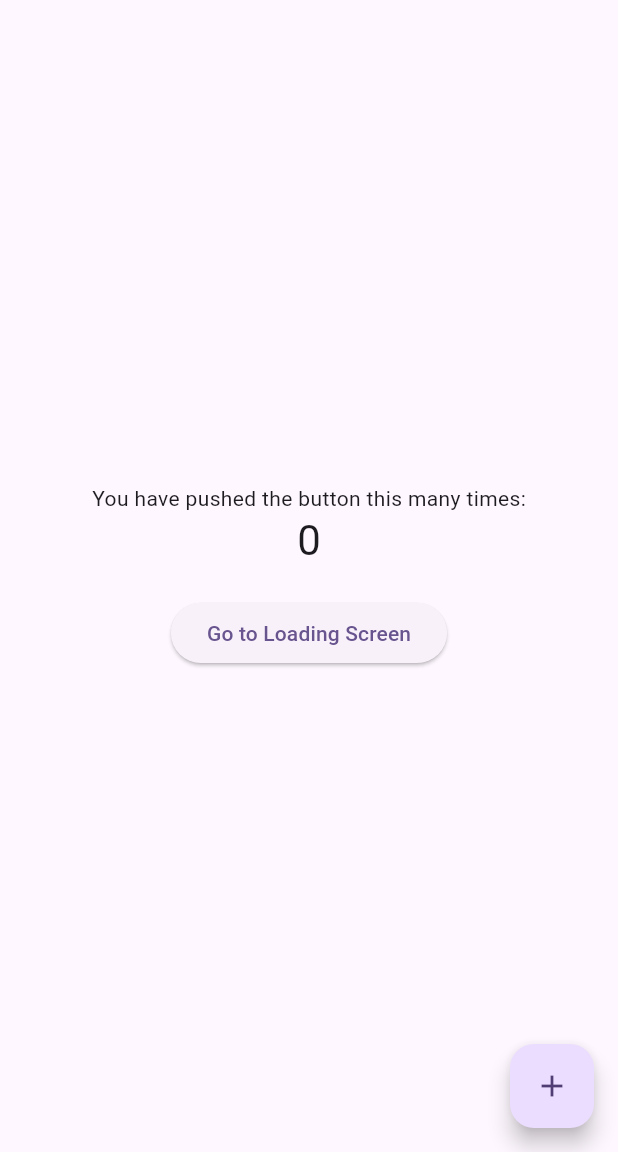
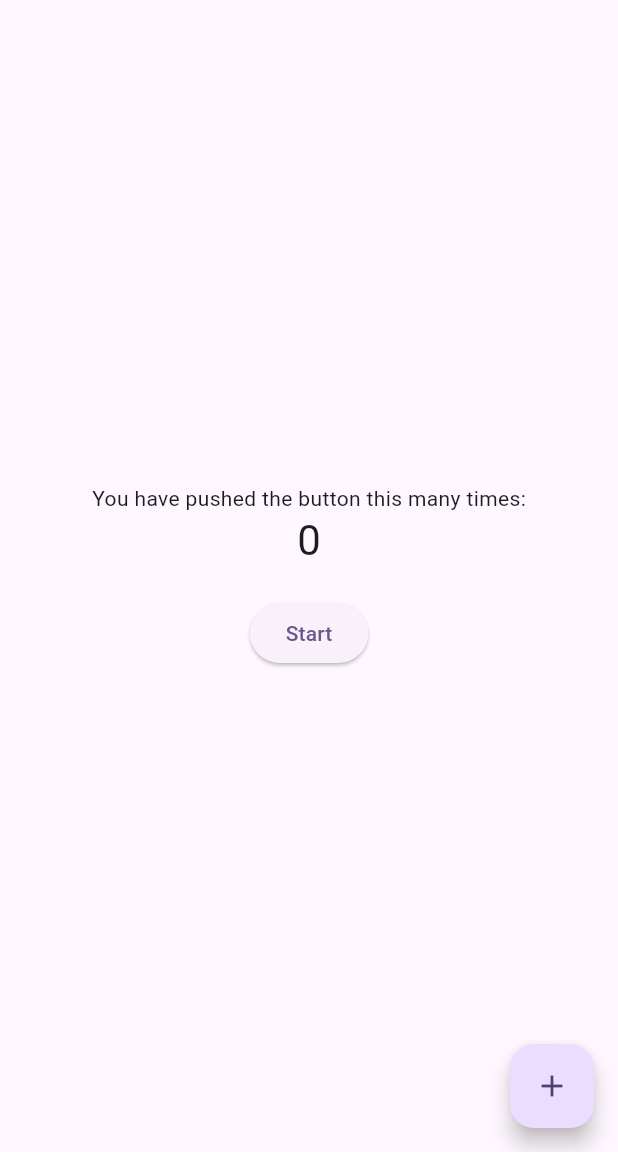
Before and after one commit to BrandonBocanegra/gesturely-project, a Flutter app: the screen it shows after launch, on a phone screen of 412 x 824 dp, the part 84-1236 px from its top. Run offline on Flutter 3.47's test engine with Material 3 defaults, Android fonts, the phone set to English and light mode, and no system bars.

Commit message:
changed the button on the main screen

```diff
--- a/lib/main.dart
+++ b/lib/main.dart
@@ -64,7 +64,7 @@ class _MyHomePageState extends State<MyHomePage> {
                   ),                       // ADD THESE LINES
                 );                         // ADD THESE LINES
               },                           // ADD THESE LINES
-              child: const Text('Go to Loading Screen'),  // ADD THESE LINES
+              child: const Text('Start'),  // ADD THESE LINES
             ),                             // ADD THESE LINES
           ],
         ),
```
